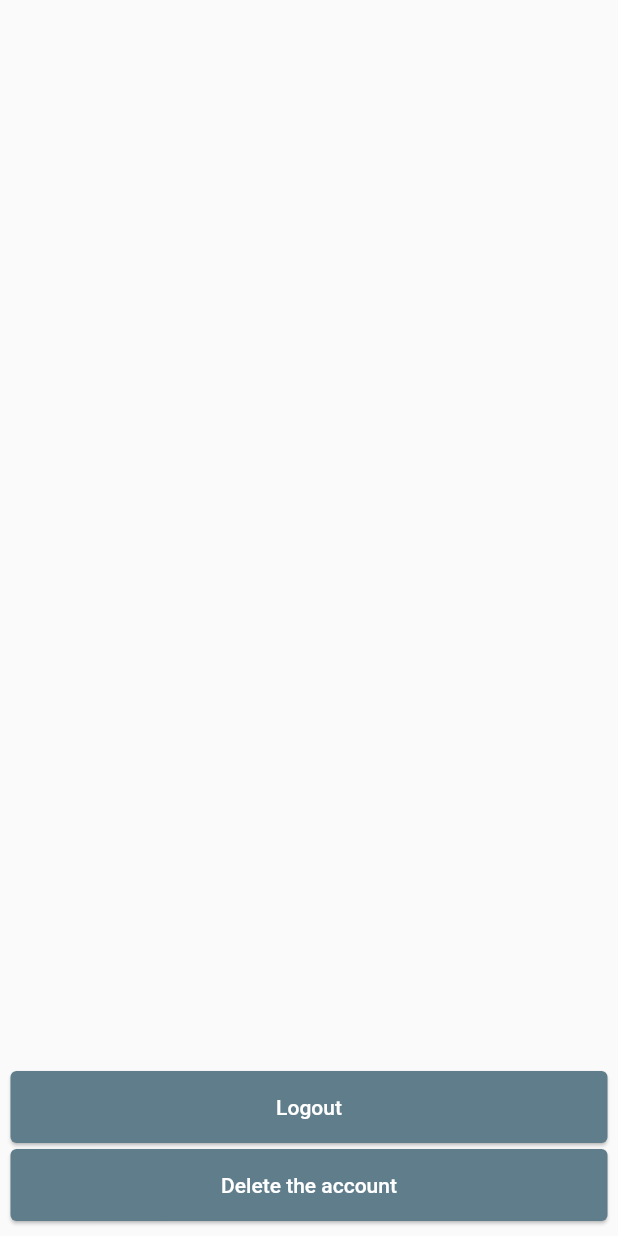
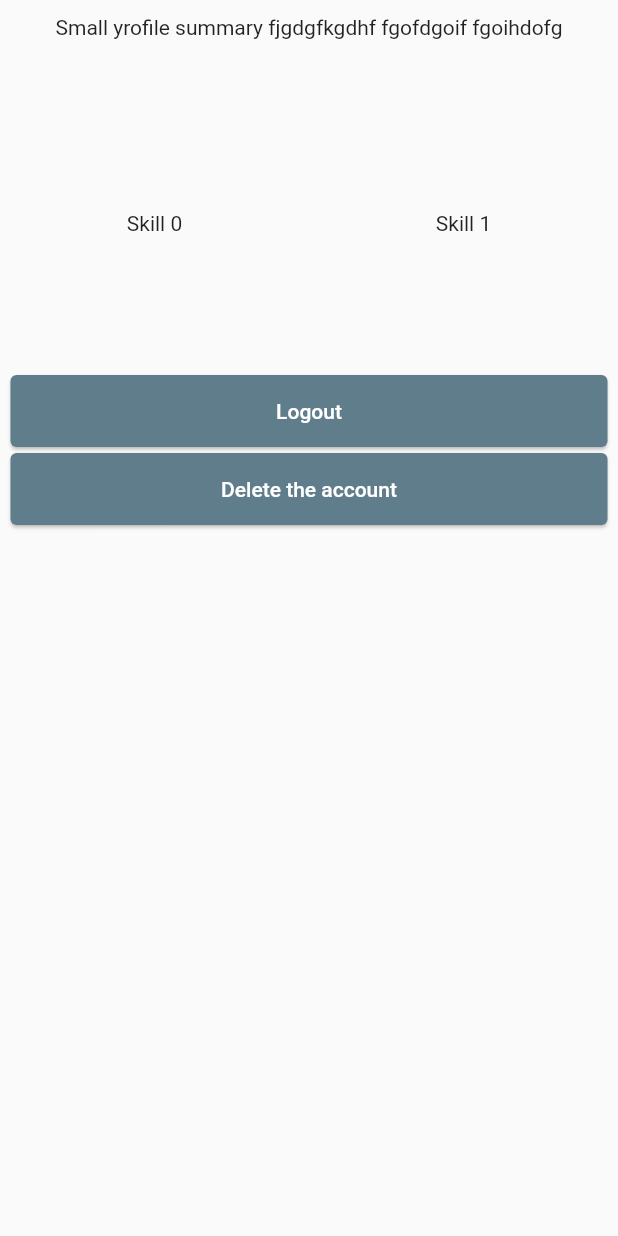
Before and after one commit to labeatl/task-completion-app, a Flutter app: the ProfilePage screen opened directly, on a phone screen of 412 x 824 dp. Run offline on Flutter 3.47's test engine with Material 2 defaults, Android fonts, the phone set to English and light mode, and no system bars.

Commit message:
Add skill grid and basic profile bio layout

```diff
--- a/frontend dev/lib/pages/profile-page.dart
+++ b/frontend dev/lib/pages/profile-page.dart
@@ -1,15 +1,43 @@
 import 'package:flutter/material.dart';
 import 'package:http/http.dart' as http;
-
 
 class ProfilePage extends StatelessWidget {
   final _formKey = GlobalKey<FormState>();
 
   Widget build(BuildContext context) {
     return Scaffold(
-      body: Column(
+      body: SingleChildScrollView(
+
+      child: Column(
+        mainAxisSize: MainAxisSize.min,
+
         mainAxisAlignment: MainAxisAlignment.end,
         children: <Widget>[
+          Container(
+            margin: EdgeInsets.only(left: 0, right: 0, top:10, bottom:20), //We can remove left and right just leaving in case we need them to save time
+            child: Text( "Small yrofile summary fjgdgfkgdhf "
+                "fgofdgoif fgoihdofg"),
+          ),
+
+          Container(
+            height: 200,
+            child: GridView.count(
+              shrinkWrap: true,
+              // Create a grid with 2 columns. If you change the scrollDirection to
+              // horizontal, this produces 2 rows.
+              crossAxisCount: 2,
+              // Generate 100 widgets that display their index in the List.
+              children: List.generate(6, (index) {
+                print(index);
+                return Center(
+                  child: Text(
+                    'Skill $index',
+                    style: Theme.of(context).textTheme.body1,
+                  ),
+                );
+              }),
+            ),
+          ),
           Container(
             child: Card(
               margin: EdgeInsets.fromLTRB(7, 4, 7, 4),
@@ -64,7 +92,6 @@ class ProfilePage extends StatelessWidget {
                                         },
                                       ),
                                     ),
-
                                     Padding(
                                       padding: const EdgeInsets.all(10.0),
                                       child: RaisedButton(
@@ -74,13 +101,14 @@ class ProfilePage extends StatelessWidget {
                                               .validate()) {
                                             _formKey.currentState.save();
 
-                                            var url = 'http://167.172.59.89:5000/deleteaccount';
+                                            var url =
+                                                'http://167.172.59.89:5000/deleteaccount';
 
                                             http.put(url, body: {
                                               'email': email,
                                             });
-                                            Navigator.of(context).pushReplacementNamed('/login');
-
+                                            Navigator.of(context)
+                                                .pushReplacementNamed('/login');
                                           }
                                         },
                                       ),
@@ -91,7 +119,6 @@ class ProfilePage extends StatelessWidget {
                             ),
                           );
                         });
-
                   },
                   child: new Text(
                     'Delete the account',
@@ -103,6 +130,7 @@ class ProfilePage extends StatelessWidget {
           ),
         ],
       ),
+      ),
     );
   }
 }
```
